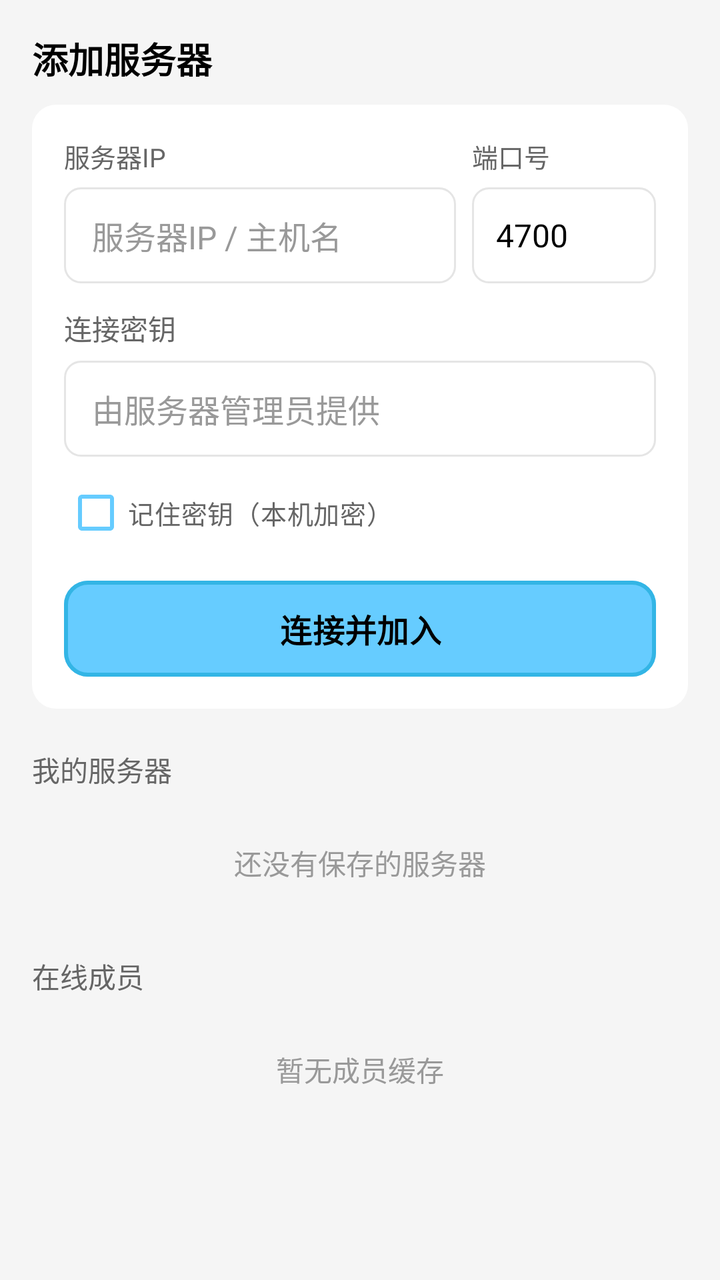
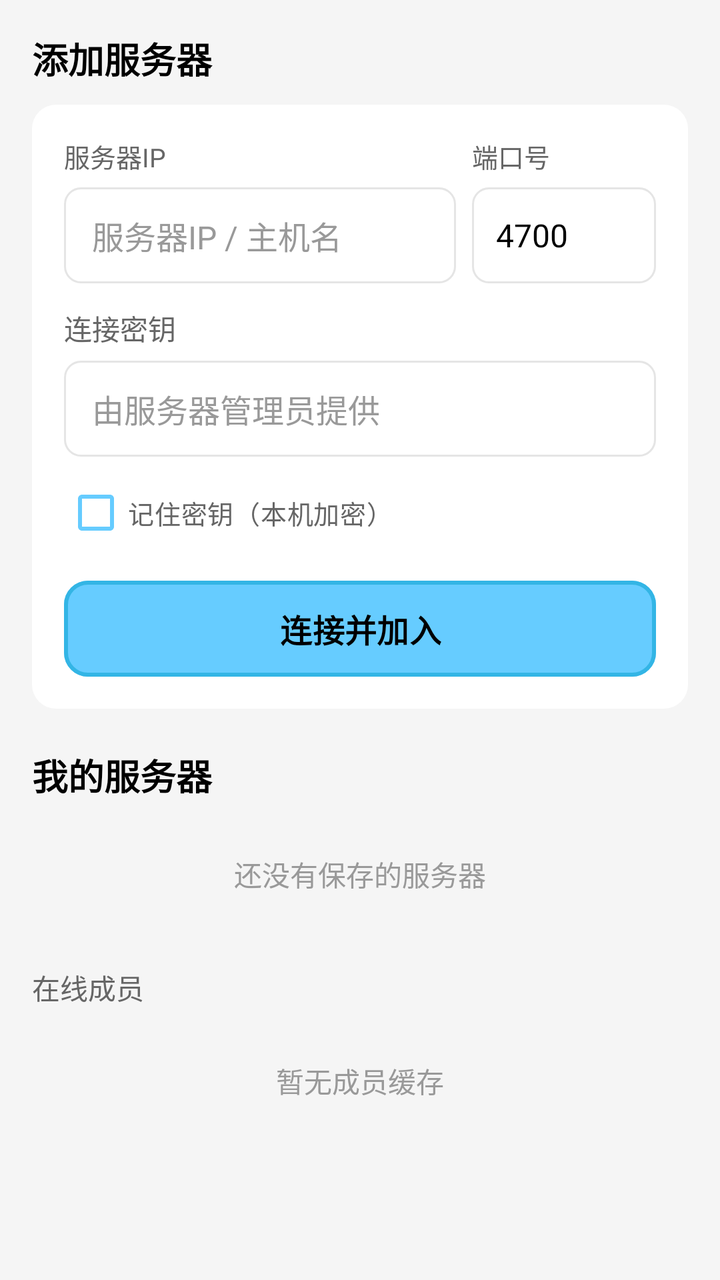

Compare the two renders of this Android layout. The source of the first and the diff that turns it into the second are given below.
<!-- AndroidManifest.xml: application theme Theme.CoTalkProject -->
<!-- res/layout/fragment_contacts.xml -->
<?xml version="1.0" encoding="utf-8"?>
<androidx.core.widget.NestedScrollView xmlns:android="http://schemas.android.com/apk/res/android"
    xmlns:app="http://schemas.android.com/apk/res-auto"
    android:layout_width="match_parent"
    android:layout_height="match_parent"
    android:background="@color/bg_page"
    android:clipToPadding="false"
    android:fillViewport="true"
    android:overScrollMode="never">

    <LinearLayout
        android:layout_width="match_parent"
        android:layout_height="wrap_content"
        android:orientation="vertical"
        android:paddingStart="16dp"
        android:paddingTop="16dp"
        android:paddingEnd="16dp"
        android:paddingBottom="24dp">

        <TextView
            android:layout_width="match_parent"
            android:layout_height="wrap_content"
            android:text="@string/contacts_add_server"
            android:textColor="@color/text_primary"
            android:textSize="18sp"
            android:textStyle="bold" />

        <LinearLayout
            android:layout_width="match_parent"
            android:layout_height="wrap_content"
            android:layout_marginTop="10dp"
            android:background="@drawable/bg_card"
            android:orientation="vertical"
            android:padding="16dp">

            <LinearLayout
                android:layout_width="match_parent"
                android:layout_height="wrap_content"
                android:orientation="horizontal">

                <TextView
                    android:layout_width="0dp"
                    android:layout_height="wrap_content"
                    android:layout_weight="1"
                    android:labelFor="@id/et_host"
                    android:text="@string/label_server_ip"
                    android:textColor="@color/text_secondary"
                    android:textSize="13sp" />

                <TextView
                    android:layout_width="92dp"
                    android:layout_height="wrap_content"
                    android:layout_marginStart="8dp"
                    android:labelFor="@id/et_port"
                    android:text="@string/label_server_port"
                    android:textColor="@color/text_secondary"
                    android:textSize="13sp" />
            </LinearLayout>

            <LinearLayout
                android:layout_width="match_parent"
                android:layout_height="wrap_content"
                android:layout_marginTop="6dp"
                android:orientation="horizontal">

                <EditText
                    android:id="@+id/et_host"
                    android:layout_width="0dp"
                    android:layout_height="48dp"
                    android:layout_weight="1"
                    android:background="@drawable/et_round"
                    android:hint="@string/hint_host"
                    android:inputType="text"
                    android:maxLines="1"
                    android:paddingStart="14dp"
                    android:paddingEnd="14dp"
                    android:singleLine="true"
                    android:textColor="@color/text_primary"
                    android:textColorHint="@color/text_hint"
                    android:textSize="16sp" />

                <EditText
                    android:id="@+id/et_port"
                    android:layout_width="92dp"
                    android:layout_height="48dp"
                    android:layout_marginStart="8dp"
                    android:background="@drawable/et_round"
                    android:hint="@string/hint_port"
                    android:inputType="number"
                    android:maxLength="5"
                    android:maxLines="1"
                    android:paddingStart="12dp"
                    android:paddingEnd="12dp"
                    android:singleLine="true"
                    android:text="4700"
                    android:textColor="@color/text_primary"
                    android:textColorHint="@color/text_hint"
                    android:textSize="16sp" />
            </LinearLayout>

            <TextView
                android:layout_width="match_parent"
                android:layout_height="wrap_content"
                android:layout_marginTop="12dp"
                android:text="@string/auth_key"
                android:textColor="@color/text_secondary"
                android:textSize="14sp" />

            <EditText
                android:id="@+id/et_auth_key"
                android:layout_width="match_parent"
                android:layout_height="48dp"
                android:layout_marginTop="6dp"
                android:background="@drawable/et_round"
                android:hint="@string/hint_auth_key"
                android:inputType="textPassword"
                android:maxLines="1"
                android:paddingStart="14dp"
                android:paddingEnd="14dp"
                android:singleLine="true"
                android:textColor="@color/text_primary"
                android:textColorHint="@color/text_hint"
                android:textSize="16sp" />

            <CheckBox
                android:id="@+id/cb_remember_key"
                android:layout_width="wrap_content"
                android:layout_height="wrap_content"
                android:layout_marginTop="4dp"
                android:buttonTint="@color/blue_ty"
                android:checked="true"
                android:paddingStart="0dp"
                android:text="@string/remember_auth_key"
                android:textColor="@color/text_secondary"
                android:textSize="13sp" />

            <com.google.android.material.button.MaterialButton
                android:id="@+id/btn_connect_server"
                android:layout_width="match_parent"
                android:layout_height="48dp"
                android:layout_marginTop="10dp"
                android:insetTop="0dp"
                android:insetBottom="0dp"
                android:stateListAnimator="@null"
                android:text="@string/connect_and_join"
                android:textColor="@color/text_primary"
                android:textSize="16sp"
                android:textStyle="bold"
                app:backgroundTint="@color/blue_ty"
                app:cornerRadius="12dp"
                app:rippleColor="@color/blue_dark"
                app:strokeColor="@color/blue_dark"
                app:strokeWidth="2dp" />

        </LinearLayout>

        <TextView
            android:layout_width="match_parent"
            android:layout_height="wrap_content"
            android:layout_marginTop="20dp"
            android:text="@string/my_servers"
            android:textColor="@color/text_secondary"
            android:textSize="14sp" />

        <TextView
            android:id="@+id/tv_servers_empty"
            android:layout_width="match_parent"
            android:layout_height="wrap_content"
            android:layout_marginTop="10dp"
            android:gravity="center"
            android:padding="16dp"
            android:text="@string/no_saved_servers"
            android:textColor="@color/text_hint"
            android:textSize="14sp" />

        <androidx.recyclerview.widget.RecyclerView
            android:id="@+id/rv_servers"
            android:layout_width="match_parent"
            android:layout_height="wrap_content"
            android:nestedScrollingEnabled="false"
            android:overScrollMode="never" />

        <TextView
            android:layout_width="match_parent"
            android:layout_height="wrap_content"
            android:layout_marginTop="20dp"
            android:text="@string/online_members"
            android:textColor="@color/text_secondary"
            android:textSize="14sp" />

        <TextView
            android:id="@+id/tv_members_empty"
            android:layout_width="match_parent"
            android:layout_height="wrap_content"
            android:layout_marginTop="10dp"
            android:gravity="center"
            android:padding="16dp"
            android:text="@string/no_cached_members"
            android:textColor="@color/text_hint"
            android:textSize="14sp" />

        <androidx.recyclerview.widget.RecyclerView
            android:id="@+id/rv_members"
            android:layout_width="match_parent"
            android:layout_height="wrap_content"
            android:nestedScrollingEnabled="false"
            android:overScrollMode="never" />

    </LinearLayout>
</androidx.core.widget.NestedScrollView>
<!-- resources referenced by this layout -->
<resources>
  <color name="bg_page">#FFF5F5F5</color>
  <color name="blue_dark">#FF33B5E5</color>
  <color name="blue_ty">#FF66CCFF</color>
  <color name="text_hint">#FF999999</color>
  <color name="text_primary">#FF000000</color>
  <color name="text_secondary">#FF666666</color>
  <!-- drawable bg_card (drawable) -->
  <?xml version="1.0" encoding="utf-8"?>
  <shape xmlns:android="http://schemas.android.com/apk/res/android"
      android:shape="rectangle">
      <solid android:color="@color/white" />
      <corners android:radius="12dp" />
  </shape>
  <!-- drawable et_round (drawable) -->
  <?xml version="1.0" encoding="utf-8"?>
  <shape xmlns:android="http://schemas.android.com/apk/res/android"
      android:shape="rectangle">
      <solid android:color="@color/white" />
      <corners android:radius="8dp" />
      <stroke
          android:width="1dp"
          android:color="@color/divider" />
  </shape>
  <string name="auth_key">连接密钥</string>
  <string name="connect_and_join">连接并加入</string>
  <string name="contacts_add_server">添加服务器</string>
  <string name="hint_auth_key">由服务器管理员提供</string>
  <string name="hint_host">服务器IP / 主机名</string>
  <string name="hint_port">4700</string>
  <string name="label_server_ip">服务器IP</string>
  <string name="label_server_port">端口号</string>
  <string name="my_servers">我的服务器</string>
  <string name="no_cached_members">暂无成员缓存</string>
  <string name="no_saved_servers">还没有保存的服务器</string>
  <string name="online_members">在线成员</string>
  <string name="remember_auth_key">记住密钥（本机加密）</string>
  <style name="Theme.CoTalkProject" parent="Base.Theme.CoTalkProject" />
  <color name="white">#FFFFFFFF</color>
  <color name="divider">#FFE5E5E5</color>
  <style name="Base.Theme.CoTalkProject" parent="Theme.Material3.Light.NoActionBar">
          <item name="colorPrimary">@color/blue_ty</item>
          <item name="colorOnPrimary">@color/text_primary</item>
          <item name="colorSecondary">@color/blue_dark</item>
          <item name="colorOnSecondary">@color/text_primary</item>
          <item name="android:colorAccent">@color/blue_ty</item>
  
          <item name="android:windowBackground">@color/bg_page</item>
          <item name="android:statusBarColor">@color/blue_ty</item>
          <item name="android:navigationBarColor">@color/white</item>
          <item name="android:windowLightStatusBar">true</item>
          <item name="android:windowLightNavigationBar" tools:targetApi="o_mr1">true</item>
          <item name="android:forceDarkAllowed" tools:targetApi="q">false</item>
      </style>
</resources>

<!-- the commit's change to res/layout/fragment_contacts.xml (unified diff, before → after) -->
@@ -159,8 +159,9 @@
             android:layout_height="wrap_content"
             android:layout_marginTop="20dp"
             android:text="@string/my_servers"
-            android:textColor="@color/text_secondary"
-            android:textSize="14sp" />
+            android:textColor="@color/text_primary"
+            android:textStyle="bold"
+            android:textSize="18sp" />
 
         <TextView
             android:id="@+id/tv_servers_empty"
